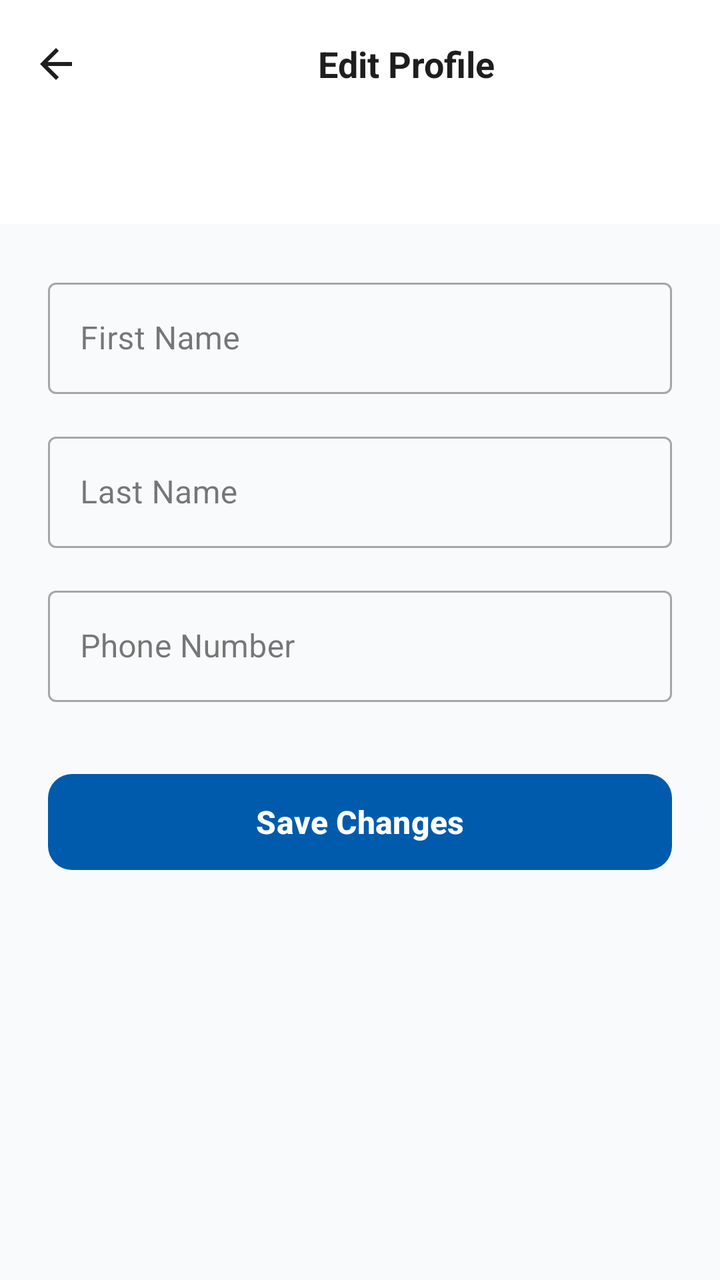
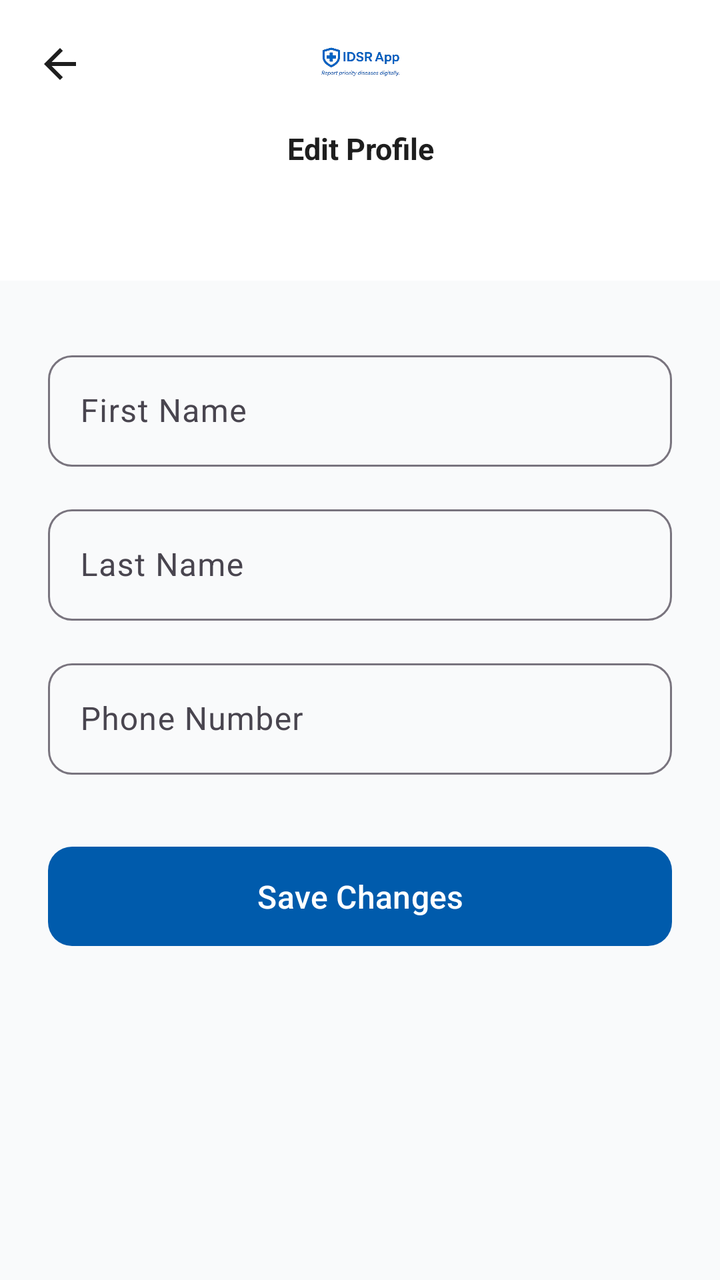

The first picture is an Android layout as it rendered before a commit; the second is the same layout after the commit. The layout source and the unified diff follow.
<!-- AndroidManifest.xml: application theme Theme.IDSR -->
<!-- res/layout/activity_edit_profile.xml -->
<?xml version="1.0" encoding="utf-8"?>
<androidx.coordinatorlayout.widget.CoordinatorLayout
    xmlns:android="http://schemas.android.com/apk/res/android"
    xmlns:app="http://schemas.android.com/apk/res-auto"
    android:layout_width="match_parent"
    android:layout_height="match_parent"
    android:fitsSystemWindows="true"
    android:background="@color/idsr_background">

    <com.google.android.material.appbar.AppBarLayout
        android:layout_width="match_parent"
        android:layout_height="wrap_content"
        android:background="@color/idsr_surface"
        app:elevation="4dp">

        <com.google.android.material.appbar.MaterialToolbar
            android:id="@+id/toolbar"
            android:layout_width="match_parent"
            android:layout_height="?attr/actionBarSize"
            android:background="@color/idsr_surface"
            app:navigationIcon="@drawable/back_btn"
            app:navigationIconTint="@color/idsr_on_surface">

            <TextView
                android:layout_width="match_parent"
                android:layout_height="wrap_content"
                android:layout_gravity="center"
                android:gravity="center"
                android:text="Edit Profile"
                android:layout_marginEnd="10dp"
                android:textColor="@color/idsr_on_surface"
                android:textSize="18sp"
                android:textStyle="bold"/>

        </com.google.android.material.appbar.MaterialToolbar>

        <com.google.android.material.tabs.TabLayout
            android:id="@+id/tabLayout"
            android:layout_width="match_parent"
            android:layout_height="wrap_content"
            android:background="@color/idsr_surface"
            app:tabIndicatorColor="@color/idsr_primary"
            app:tabSelectedTextColor="@color/idsr_primary"
            app:tabTextColor="@color/idsr_gray"
            app:tabMode="fixed"
            app:tabGravity="fill"/>

    </com.google.android.material.appbar.AppBarLayout>

    <androidx.core.widget.NestedScrollView
        android:layout_width="match_parent"
        android:layout_height="match_parent"
        app:layout_behavior="@string/appbar_scrolling_view_behavior">

        
        <LinearLayout
            android:layout_width="match_parent"
            android:layout_height="wrap_content"
            android:orientation="vertical">

            
            <LinearLayout
                android:id="@+id/layoutProfile"
                android:layout_width="match_parent"
                android:layout_height="wrap_content"
                android:orientation="vertical"
                android:padding="24dp">

                <com.google.android.material.textfield.TextInputLayout
                    android:id="@+id/tilFirstName"
                    style="@style/Widget.MaterialComponents.TextInputLayout.OutlinedBox"
                    android:layout_width="match_parent"
                    android:layout_height="wrap_content"
                    android:hint="First Name"
                    android:layout_marginBottom="16dp">

                    <com.google.android.material.textfield.TextInputEditText
                        android:id="@+id/etFirstName"
                        android:layout_width="match_parent"
                        android:layout_height="wrap_content"
                        android:inputType="textPersonName"
                        android:capitalize="words"/>

                </com.google.android.material.textfield.TextInputLayout>

                <com.google.android.material.textfield.TextInputLayout
                    android:id="@+id/tilLastName"
                    style="@style/Widget.MaterialComponents.TextInputLayout.OutlinedBox"
                    android:layout_width="match_parent"
                    android:layout_height="wrap_content"
                    android:hint="Last Name"
                    android:layout_marginBottom="16dp">

                    <com.google.android.material.textfield.TextInputEditText
                        android:id="@+id/etLastName"
                        android:layout_width="match_parent"
                        android:layout_height="wrap_content"
                        android:inputType="textPersonName"
                        android:capitalize="words"/>

                </com.google.android.material.textfield.TextInputLayout>

                <com.google.android.material.textfield.TextInputLayout
                    android:id="@+id/tilPhone"
                    style="@style/Widget.MaterialComponents.TextInputLayout.OutlinedBox"
                    android:layout_width="match_parent"
                    android:layout_height="wrap_content"
                    android:hint="Phone Number"
                    android:layout_marginBottom="32dp">

                    <com.google.android.material.textfield.TextInputEditText
                        android:id="@+id/etPhone"
                        android:layout_width="match_parent"
                        android:layout_height="wrap_content"
                        android:inputType="phone"/>

                </com.google.android.material.textfield.TextInputLayout>

                <ProgressBar
                    android:id="@+id/progressProfile"
                    android:layout_width="wrap_content"
                    android:layout_height="wrap_content"
                    android:layout_gravity="center"
                    android:layout_marginBottom="16dp"
                    android:visibility="gone"/>

                <com.google.android.material.button.MaterialButton
                    android:id="@+id/btnSaveProfile"
                    android:layout_width="match_parent"
                    android:layout_height="56dp"
                    android:text="Save Changes"
                    android:textSize="16sp"
                    android:textStyle="bold"
                    android:textColor="@color/idsr_on_primary"
                    app:backgroundTint="@color/idsr_primary"
                    app:cornerRadius="12dp"/>

            </LinearLayout>

            
            <LinearLayout
                android:id="@+id/layoutPassword"
                android:layout_width="match_parent"
                android:layout_height="wrap_content"
                android:orientation="vertical"
                android:padding="24dp"
                android:visibility="gone">

                <com.google.android.material.textfield.TextInputLayout
                    android:id="@+id/tilCurrentPassword"
                    style="@style/Widget.MaterialComponents.TextInputLayout.OutlinedBox"
                    android:layout_width="match_parent"
                    android:layout_height="wrap_content"
                    android:hint="Current Password"
                    android:layout_marginBottom="16dp"
                    app:passwordToggleEnabled="true">

                    <com.google.android.material.textfield.TextInputEditText
                        android:id="@+id/etCurrentPassword"
                        android:layout_width="match_parent"
                        android:layout_height="wrap_content"
                        android:inputType="textPassword"/>

                </com.google.android.material.textfield.TextInputLayout>

                <com.google.android.material.textfield.TextInputLayout
                    android:id="@+id/tilNewPassword"
                    style="@style/Widget.MaterialComponents.TextInputLayout.OutlinedBox"
                    android:layout_width="match_parent"
                    android:layout_height="wrap_content"
                    android:hint="New Password"
                    android:layout_marginBottom="16dp"
                    app:passwordToggleEnabled="true">

                    <com.google.android.material.textfield.TextInputEditText
                        android:id="@+id/etNewPassword"
                        android:layout_width="match_parent"
                        android:layout_height="wrap_content"
                        android:inputType="textPassword"/>

                </com.google.android.material.textfield.TextInputLayout>

                <com.google.android.material.textfield.TextInputLayout
                    android:id="@+id/tilConfirmNewPassword"
                    style="@style/Widget.MaterialComponents.TextInputLayout.OutlinedBox"
                    android:layout_width="match_parent"
                    android:layout_height="wrap_content"
                    android:hint="Confirm New Password"
                    android:layout_marginBottom="32dp"
                    app:passwordToggleEnabled="true">

                    <com.google.android.material.textfield.TextInputEditText
                        android:id="@+id/etConfirmNewPassword"
                        android:layout_width="match_parent"
                        android:layout_height="wrap_content"
                        android:inputType="textPassword"/>

                </com.google.android.material.textfield.TextInputLayout>

                <ProgressBar
                    android:id="@+id/progressPassword"
                    android:layout_width="wrap_content"
                    android:layout_height="wrap_content"
                    android:layout_gravity="center"
                    android:layout_marginBottom="16dp"
                    android:visibility="gone"/>

                <com.google.android.material.button.MaterialButton
                    android:id="@+id/btnChangePassword"
                    android:layout_width="match_parent"
                    android:layout_height="56dp"
                    android:text="Change Password"
                    android:textSize="16sp"
                    android:textStyle="bold"
                    android:textColor="@color/idsr_on_primary"
                    app:backgroundTint="@color/idsr_primary"
                    app:cornerRadius="12dp"/>

            </LinearLayout>

        </LinearLayout>

    </androidx.core.widget.NestedScrollView>

</androidx.coordinatorlayout.widget.CoordinatorLayout>
<!-- resources referenced by this layout -->
<resources>
  <color name="idsr_background">#F9FAFB</color>
  <color name="idsr_gray">#555555</color>
  <color name="idsr_on_primary">#FFFFFF</color>
  <color name="idsr_on_surface">#1E1E1E</color>
  <color name="idsr_primary">#005BAC</color>
  <color name="idsr_surface">#FFFFFF</color>
  <!-- drawable back_btn (drawable) -->
  <vector xmlns:android="http://schemas.android.com/apk/res/android"
      android:width="24dp"
      android:height="24dp"
      android:viewportWidth="960"
      android:viewportHeight="960"
      android:tint="?attr/colorControlNormal"
      android:autoMirrored="true">
    <path
        android:fillColor="@android:color/white"
        android:pathData="M313,520L537,744L480,800L160,480L480,160L537,216L313,440L800,440L800,520L313,520Z"/>
  </vector>
  <style name="Theme.IDSR" parent="Theme.Material3.DayNight.NoActionBar">
  
  
          <item name="colorPrimary">@color/idsr_primary</item>
          <item name="colorOnPrimary">@color/idsr_on_primary</item>
          <item name="colorPrimaryContainer">#D2E3FC</item>
  
  
          <item name="android:colorBackground">@color/idsr_background</item>
  
  
          <item name="colorSurface">@color/idsr_surface</item>
          <item name="colorSurfaceVariant">@color/idsr_background</item>
  
  
          <item name="colorOnSurface">@color/idsr_on_surface</item>
  
          <item name="android:textColor">@color/idsr_on_surface</item>
          <item name="android:textColorPrimary">@color/idsr_on_surface</item>
          <item name="android:textColorSecondary">@color/idsr_gray</item>
  
  
          <item name="textInputStyle">@style/Widget.Material3.TextInputLayout.OutlinedBox</item>
  
  
          <item name="android:statusBarColor">@android:color/transparent</item>
          <item name="android:windowLightStatusBar">true</item>
  
      </style>
</resources>

<!-- the commit's change to res/layout/activity_edit_profile.xml (unified diff, before → after) -->
@@ -4,222 +4,284 @@
     xmlns:app="http://schemas.android.com/apk/res-auto"
     android:layout_width="match_parent"
     android:layout_height="match_parent"
-    android:fitsSystemWindows="true"
-    android:background="@color/idsr_background">
+    android:background="?attr/android:colorBackground">
+
 
     <com.google.android.material.appbar.AppBarLayout
+        android:id="@+id/appBarLayout"
         android:layout_width="match_parent"
         android:layout_height="wrap_content"
-        android:background="@color/idsr_surface"
-        app:elevation="4dp">
-
-        <com.google.android.material.appbar.MaterialToolbar
-            android:id="@+id/toolbar"
-            android:layout_width="match_parent"
-            android:layout_height="?attr/actionBarSize"
-            android:background="@color/idsr_surface"
-            app:navigationIcon="@drawable/back_btn"
-            app:navigationIconTint="@color/idsr_on_surface">
-
-            <TextView
-                android:layout_width="match_parent"
-                android:layout_height="wrap_content"
-                android:layout_gravity="center"
-                android:gravity="center"
-                android:text="Edit Profile"
-                android:layout_marginEnd="10dp"
-                android:textColor="@color/idsr_on_surface"
-                android:textSize="18sp"
-                android:textStyle="bold"/>
-
-        </com.google.android.material.appbar.MaterialToolbar>
+        android:fitsSystemWindows="true"
+        android:background="?attr/colorSurface"
+        app:elevation="0dp">
+
+
+        <androidx.constraintlayout.widget.ConstraintLayout
+            android:layout_width="match_parent"
+            android:layout_height="wrap_content"
+            android:paddingStart="8dp"
+            android:paddingEnd="8dp"
+            android:paddingTop="8dp"
+            android:paddingBottom="8dp">
+
+            <androidx.appcompat.widget.AppCompatImageButton
+                android:id="@+id/btnBack"
+                android:layout_width="44dp"
+                android:layout_height="44dp"
+                android:background="?attr/selectableItemBackgroundBorderless"
+                android:contentDescription="Back"
+                android:src="@drawable/back_btn"
+                android:padding="10dp"
+                app:tint="?attr/colorOnSurface"
+                app:layout_constraintStart_toStartOf="parent"
+                app:layout_constraintTop_toTopOf="parent"
+                app:layout_constraintBottom_toBottomOf="parent"/>
+
+            <androidx.appcompat.widget.AppCompatImageView
+                android:id="@+id/imgLogo"
+                android:layout_width="0dp"
+                android:layout_height="48dp"
+                android:scaleType="fitCenter"
+                android:src="@drawable/splash11"
+                android:contentDescription="App logo"
+                app:layout_constraintStart_toStartOf="parent"
+                app:layout_constraintEnd_toEndOf="parent"
+                app:layout_constraintTop_toTopOf="parent"
+                app:layout_constraintBottom_toBottomOf="parent"/>
+
+        </androidx.constraintlayout.widget.ConstraintLayout>
+
+
+        <com.google.android.material.textview.MaterialTextView
+            android:layout_width="match_parent"
+            android:layout_height="wrap_content"
+            android:text="Edit Profile"
+            android:textSize="15sp"
+            android:textStyle="bold"
+            android:gravity="center"
+            android:textColor="?attr/colorOnSurface"
+            android:paddingBottom="8dp"/>
+
 
         <com.google.android.material.tabs.TabLayout
             android:id="@+id/tabLayout"
             android:layout_width="match_parent"
             android:layout_height="wrap_content"
-            android:background="@color/idsr_surface"
-            app:tabIndicatorColor="@color/idsr_primary"
-            app:tabSelectedTextColor="@color/idsr_primary"
-            app:tabTextColor="@color/idsr_gray"
+            android:background="?attr/colorSurface"
+            app:tabIndicatorColor="?attr/colorPrimary"
+            app:tabSelectedTextColor="?attr/colorPrimary"
+            app:tabTextColor="?attr/colorOnSurfaceVariant"
             app:tabMode="fixed"
             app:tabGravity="fill"/>
 
     </com.google.android.material.appbar.AppBarLayout>
+
 
     <androidx.core.widget.NestedScrollView
         android:layout_width="match_parent"
         android:layout_height="match_parent"
+        android:clipToPadding="false"
+        android:paddingBottom="24dp"
         app:layout_behavior="@string/appbar_scrolling_view_behavior">
 
-        
         <LinearLayout
             android:layout_width="match_parent"
             android:layout_height="wrap_content"
-            android:orientation="vertical">
-
-            
+            android:orientation="vertical"
+            android:paddingTop="8dp"
+            android:paddingBottom="8dp">
+
+
             <LinearLayout
-                android:id="@+id/layoutProfile"
                 android:layout_width="match_parent"
                 android:layout_height="wrap_content"
                 android:orientation="vertical"
-                android:padding="24dp">
-
-                <com.google.android.material.textfield.TextInputLayout
-                    android:id="@+id/tilFirstName"
-                    style="@style/Widget.MaterialComponents.TextInputLayout.OutlinedBox"
+                android:maxWidth="600dp"
+                android:layout_gravity="center_horizontal">
+
+
+                <LinearLayout
+                    android:id="@+id/layoutProfile"
                     android:layout_width="match_parent"
                     android:layout_height="wrap_content"
-                    android:hint="First Name"
-                    android:layout_marginBottom="16dp">
-
-                    <com.google.android.material.textfield.TextInputEditText
-                        android:id="@+id/etFirstName"
-                        android:layout_width="match_parent"
-                        android:layout_height="wrap_content"
-                        android:inputType="textPersonName"
-                        android:capitalize="words"/>
-
-                </com.google.android.material.textfield.TextInputLayout>
-
-                <com.google.android.material.textfield.TextInputLayout
-                    android:id="@+id/tilLastName"
-                    style="@style/Widget.MaterialComponents.TextInputLayout.OutlinedBox"
+                    android:orientation="vertical"
+                    android:padding="24dp">
+
+                    <com.google.android.material.textfield.TextInputLayout
+                        android:id="@+id/tilFirstName"
+                        style="@style/Widget.Material3.TextInputLayout.OutlinedBox"
+                        android:layout_width="match_parent"
+                        android:layout_height="wrap_content"
+                        android:hint="First Name"
+                        android:layout_marginBottom="16dp"
+                        app:boxCornerRadiusTopStart="12dp"
+                        app:boxCornerRadiusTopEnd="12dp"
+                        app:boxCornerRadiusBottomStart="12dp"
+                        app:boxCornerRadiusBottomEnd="12dp">
+
+                        <com.google.android.material.textfield.TextInputEditText
+                            android:id="@+id/etFirstName"
+                            android:layout_width="match_parent"
+                            android:layout_height="wrap_content"
+                            android:inputType="textPersonName|textCapWords"
+                            android:textColor="?attr/colorOnSurface"/>
+                    </com.google.android.material.textfield.TextInputLayout>
+
+                    <com.google.android.material.textfield.TextInputLayout
+                        android:id="@+id/tilLastName"
+                        style="@style/Widget.Material3.TextInputLayout.OutlinedBox"
+                        android:layout_width="match_parent"
+                        android:layout_height="wrap_content"
+                        android:hint="Last Name"
+                        android:layout_marginBottom="16dp"
+                        app:boxCornerRadiusTopStart="12dp"
+                        app:boxCornerRadiusTopEnd="12dp"
+                        app:boxCornerRadiusBottomStart="12dp"
+                        app:boxCornerRadiusBottomEnd="12dp">
+
+                        <com.google.android.material.textfield.TextInputEditText
+                            android:id="@+id/etLastName"
+                            android:layout_width="match_parent"
+                            android:layout_height="wrap_content"
+                            android:inputType="textPersonName|textCapWords"
+                            android:textColor="?attr/colorOnSurface"/>
+                    </com.google.android.material.textfield.TextInputLayout>
+
+                    <com.google.android.material.textfield.TextInputLayout
+                        android:id="@+id/tilPhone"
+                        style="@style/Widget.Material3.TextInputLayout.OutlinedBox"
+                        android:layout_width="match_parent"
+                        android:layout_height="wrap_content"
+                        android:hint="Phone Number"
+                        android:layout_marginBottom="32dp"
+                        app:boxCornerRadiusTopStart="12dp"
+                        app:boxCornerRadiusTopEnd="12dp"
+                        app:boxCornerRadiusBottomStart="12dp"
+                        app:boxCornerRadiusBottomEnd="12dp">
+
+                        <com.google.android.material.textfield.TextInputEditText
+                            android:id="@+id/etPhone"
+                            android:layout_width="match_parent"
+                            android:layout_height="wrap_content"
+                            android:inputType="phone"
+                            android:textColor="?attr/colorOnSurface"/>
+                    </com.google.android.material.textfield.TextInputLayout>
+
+                    <ProgressBar
+                        android:id="@+id/progressProfile"
+                        android:layout_width="wrap_content"
+                        android:layout_height="wrap_content"
+                        android:layout_gravity="center"
+                        android:layout_marginBottom="16dp"
+                        android:visibility="gone"/>
+
+                    <com.google.android.material.button.MaterialButton
+                        android:id="@+id/btnSaveProfile"
+                        android:layout_width="match_parent"
+                        android:layout_height="wrap_content"
+                        android:text="Save Changes"
+                        android:textAllCaps="false"
+                        android:textSize="16sp"
+                        android:paddingVertical="14dp"
+                        app:cornerRadius="12dp"/>
+
+                </LinearLayout>
+
+
+
+                <LinearLayout
+                    android:id="@+id/layoutPassword"
                     android:layout_width="match_parent"
                     android:layout_height="wrap_content"
-                    android:hint="Last Name"
-                    android:layout_marginBottom="16dp">
-
-                    <com.google.android.material.textfield.TextInputEditText
-                        android:id="@+id/etLastName"
-                        android:layout_width="match_parent"
-                        android:layout_height="wrap_content"
-                        android:inputType="textPersonName"
-                        android:capitalize="words"/>
-
-                </com.google.android.material.textfield.TextInputLayout>
-
-                <com.google.android.material.textfield.TextInputLayout
-                    android:id="@+id/tilPhone"
-                    style="@style/Widget.MaterialComponents.TextInputLayout.OutlinedBox"
-                    android:layout_width="match_parent"
-                    android:layout_height="wrap_content"
-                    android:hint="Phone Number"
-                    android:layout_marginBottom="32dp">
-
-                    <com.google.android.material.textfield.TextInputEditText
-                        android:id="@+id/etPhone"
-                        android:layout_width="match_parent"
-                        android:layout_height="wrap_content"
-                        android:inputType="phone"/>
-
-                </com.google.android.material.textfield.TextInputLayout>
-
-                <ProgressBar
-                    android:id="@+id/progressProfile"
-                    android:layout_width="wrap_content"
-                    android:layout_height="wrap_content"
-                    android:layout_gravity="center"
-                    android:layout_marginBottom="16dp"
-                    android:visibility="gone"/>
-
-                <com.google.android.material.button.MaterialButton
-                    android:id="@+id/btnSaveProfile"
-                    android:layout_width="match_parent"
-                    android:layout_height="56dp"
-                    android:text="Save Changes"
-                    android:textSize="16sp"
-                    android:textStyle="bold"
-                    android:textColor="@color/idsr_on_primary"
-                    app:backgroundTint="@color/idsr_primary"
-                    app:cornerRadius="12dp"/>
+                    android:orientation="vertical"
+                    android:padding="24dp"
+                    android:visibility="gone">
+
+                    <com.google.android.material.textfield.TextInputLayout
+                        android:id="@+id/tilCurrentPassword"
+                        style="@style/Widget.Material3.TextInputLayout.OutlinedBox"
+                        android:layout_width="match_parent"
+                        android:layout_height="wrap_content"
+                        android:hint="Current Password"
+                        android:layout_marginBottom="16dp"
+                        app:endIconMode="password_toggle"
+                        app:boxCornerRadiusTopStart="12dp"
+                        app:boxCornerRadiusTopEnd="12dp"
+                        app:boxCornerRadiusBottomStart="12dp"
+                        app:boxCornerRadiusBottomEnd="12dp">
+
+                        <com.google.android.material.textfield.TextInputEditText
+                            android:id="@+id/etCurrentPassword"
+                            android:layout_width="match_parent"
+                            android:layout_height="wrap_content"
+                            android:inputType="textPassword"
+                            android:textColor="?attr/colorOnSurface"/>
+                    </com.google.android.material.textfield.TextInputLayout>
+
+                    <com.google.android.material.textfield.TextInputLayout
+                        android:id="@+id/tilNewPassword"
+                        style="@style/Widget.Material3.TextInputLayout.OutlinedBox"
+                        android:layout_width="match_parent"
+                        android:layout_height="wrap_content"
+                        android:hint="New Password"
+                        android:layout_marginBottom="16dp"
+                        app:endIconMode="password_toggle"
+                        app:boxCornerRadiusTopStart="12dp"
+                        app:boxCornerRadiusTopEnd="12dp"
+                        app:boxCornerRadiusBottomStart="12dp"
+                        app:boxCornerRadiusBottomEnd="12dp">
+
+                        <com.google.android.material.textfield.TextInputEditText
+                            android:id="@+id/etNewPassword"
+                            android:layout_width="match_parent"
+                            android:layout_height="wrap_content"
+                            android:inputType="textPassword"
+                            android:textColor="?attr/colorOnSurface"/>
+                    </com.google.android.material.textfield.TextInputLayout>
+
+                    <com.google.android.material.textfield.TextInputLayout
+                        android:id="@+id/tilConfirmNewPassword"
+                        style="@style/Widget.Material3.TextInputLayout.OutlinedBox"
+                        android:layout_width="match_parent"
+                        android:layout_height="wrap_content"
+                        android:hint="Confirm New Password"
+                        android:layout_marginBottom="32dp"
+                        app:endIconMode="password_toggle"
+                        app:boxCornerRadiusTopStart="12dp"
+                        app:boxCornerRadiusTopEnd="12dp"
+                        app:boxCornerRadiusBottomStart="12dp"
+                        app:boxCornerRadiusBottomEnd="12dp">
+
+                        <com.google.android.material.textfield.TextInputEditText
+                            android:id="@+id/etConfirmNewPassword"
+                            android:layout_width="match_parent"
+                            android:layout_height="wrap_content"
+                            android:inputType="textPassword"
+                            android:textColor="?attr/colorOnSurface"/>
+                    </com.google.android.material.textfield.TextInputLayout>
+
+                    <ProgressBar
+                        android:id="@+id/progressPassword"
+                        android:layout_width="wrap_content"
+                        android:layout_height="wrap_content"
+                        android:layout_gravity="center"
+                        android:layout_marginBottom="16dp"
+                        android:visibility="gone"/>
+
+                    <com.google.android.material.button.MaterialButton
+                        android:id="@+id/btnChangePassword"
+                        android:layout_width="match_parent"
+                        android:layout_height="wrap_content"
+                        android:text="Change Password"
+                        android:textAllCaps="false"
+                        android:textSize="16sp"
+                        android:paddingVertical="14dp"
+                        app:cornerRadius="12dp"/>
+
+                </LinearLayout>
 
             </LinearLayout>
-
-            
-            <LinearLayout
-                android:id="@+id/layoutPassword"
-                android:layout_width="match_parent"
-                android:layout_height="wrap_content"
-                android:orientation="vertical"
-                android:padding="24dp"
-                android:visibility="gone">
-
-                <com.google.android.material.textfield.TextInputLayout
-                    android:id="@+id/tilCurrentPassword"
-                    style="@style/Widget.MaterialComponents.TextInputLayout.OutlinedBox"
-                    android:layout_width="match_parent"
-                    android:layout_height="wrap_content"
-                    android:hint="Current Password"
-                    android:layout_marginBottom="16dp"
-                    app:passwordToggleEnabled="true">
-
-                    <com.google.android.material.textfield.TextInputEditText
-                        android:id="@+id/etCurrentPassword"
-                        android:layout_width="match_parent"
-                        android:layout_height="wrap_content"
-                        android:inputType="textPassword"/>
-
-                </com.google.android.material.textfield.TextInputLayout>
-
-                <com.google.android.material.textfield.TextInputLayout
-                    android:id="@+id/tilNewPassword"
-                    style="@style/Widget.MaterialComponents.TextInputLayout.OutlinedBox"
-                    android:layout_width="match_parent"
-                    android:layout_height="wrap_content"
-                    android:hint="New Password"
-                    android:layout_marginBottom="16dp"
-                    app:passwordToggleEnabled="true">
-
-                    <com.google.android.material.textfield.TextInputEditText
-                        android:id="@+id/etNewPassword"
-                        android:layout_width="match_parent"
-                        android:layout_height="wrap_content"
-                        android:inputType="textPassword"/>
-
-                </com.google.android.material.textfield.TextInputLayout>
-
-                <com.google.android.material.textfield.TextInputLayout
-                    android:id="@+id/tilConfirmNewPassword"
-                    style="@style/Widget.MaterialComponents.TextInputLayout.OutlinedBox"
-                    android:layout_width="match_parent"
-                    android:layout_height="wrap_content"
-                    android:hint="Confirm New Password"
-                    android:layout_marginBottom="32dp"
-                    app:passwordToggleEnabled="true">
-
-                    <com.google.android.material.textfield.TextInputEditText
-                        android:id="@+id/etConfirmNewPassword"
-                        android:layout_width="match_parent"
-                        android:layout_height="wrap_content"
-                        android:inputType="textPassword"/>
-
-                </com.google.android.material.textfield.TextInputLayout>
-
-                <ProgressBar
-                    android:id="@+id/progressPassword"
-                    android:layout_width="wrap_content"
-                    android:layout_height="wrap_content"
-                    android:layout_gravity="center"
-                    android:layout_marginBottom="16dp"
-                    android:visibility="gone"/>
-
-                <com.google.android.material.button.MaterialButton
-                    android:id="@+id/btnChangePassword"
-                    android:layout_width="match_parent"
-                    android:layout_height="56dp"
-                    android:text="Change Password"
-                    android:textSize="16sp"
-                    android:textStyle="bold"
-                    android:textColor="@color/idsr_on_primary"
-                    app:backgroundTint="@color/idsr_primary"
-                    app:cornerRadius="12dp"/>
-
-            </LinearLayout>
-
         </LinearLayout>
-
     </androidx.core.widget.NestedScrollView>
 
 </androidx.coordinatorlayout.widget.CoordinatorLayout>
<!-- resource entries referenced after the edit -->
@@ -18,6 +18,7 @@
         android:fillColor="@android:color/white"
         android:pathData="M313,520L537,744L480,800L160,480L480,160L537,216L313,440L800,440L800,520L313,520Z"/>
   </vector>
+  <!-- drawable splash11: png bitmap (drawable, 74529 bytes) -->
   <style name="Theme.IDSR" parent="Theme.Material3.DayNight.NoActionBar">
   
   
